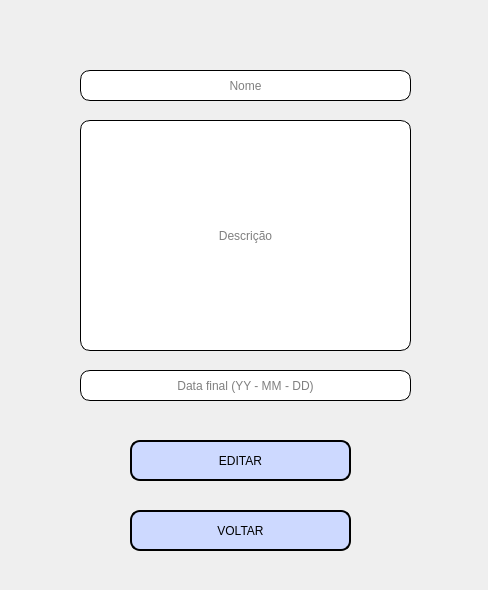
This is telaEdit.ui in TheRealsz/ToDoList as Qt 5 draws it before an edit. The edited form follows.
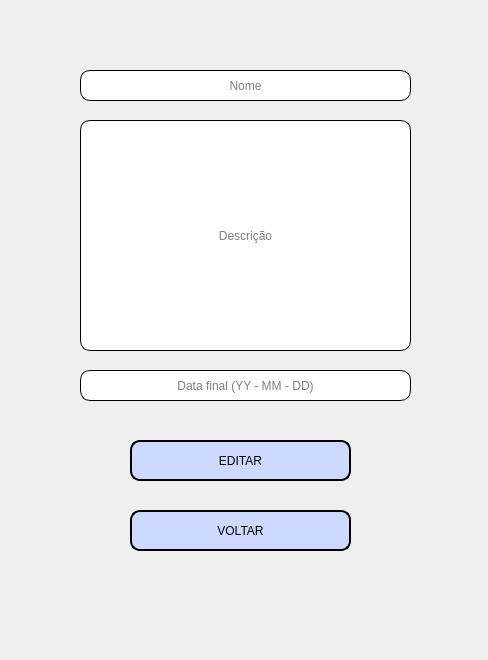
This is the edited form.

Commit message: Funcionalidade dos botoes Edit e Edit Status, criacao do botao logout e da tela de informar id para edicao de tasks

```diff
--- a/telaEdit.ui
+++ b/telaEdit.ui
@@ -7,7 +7,7 @@
     <x>0</x>
     <y>0</y>
     <width>488</width>
-    <height>590</height>
+    <height>660</height>
    </rect>
   </property>
   <property name="windowTitle">
```
Left out of the diff: 2 changed lines with no effect on the pictures. The commit also changes 4 other files.
